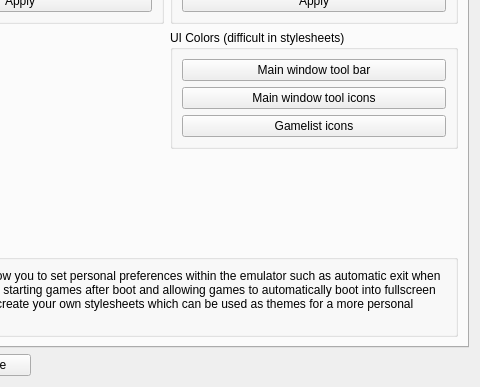
The window that rpcs3/rpcs3qt/settings_dialog.ui (RPCS3/rpcs3) describes before a commit, drawn with Qt 5; both pictures show x 146 to 626 and y 264 to 651 of the 626 by 651 pixel window.
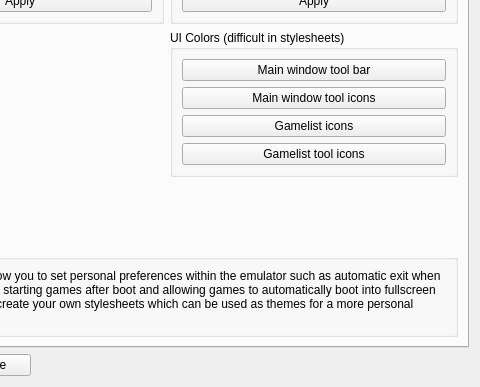
The same window after the commit. The open tabs and pages were chosen to show the change. Icons and pictures are not drawn.

Commit message: settings_dialog: add color picker for gamelist tool icons

```diff
--- a/rpcs3/rpcs3qt/settings_dialog.ui
+++ b/rpcs3/rpcs3qt/settings_dialog.ui
@@ -1180,6 +1180,13 @@
               </property>
              </widget>
             </item>
+            <item>
+             <widget class="QPushButton" name="pb_gl_tool_icon_color">
+              <property name="text">
+               <string>Gamelist tool icons</string>
+              </property>
+             </widget>
+            </item>
            </layout>
           </widget>
          </item>
```
Left out of the diff: 4 changed lines with no effect on the pictures. The commit also changes 1 other file.
